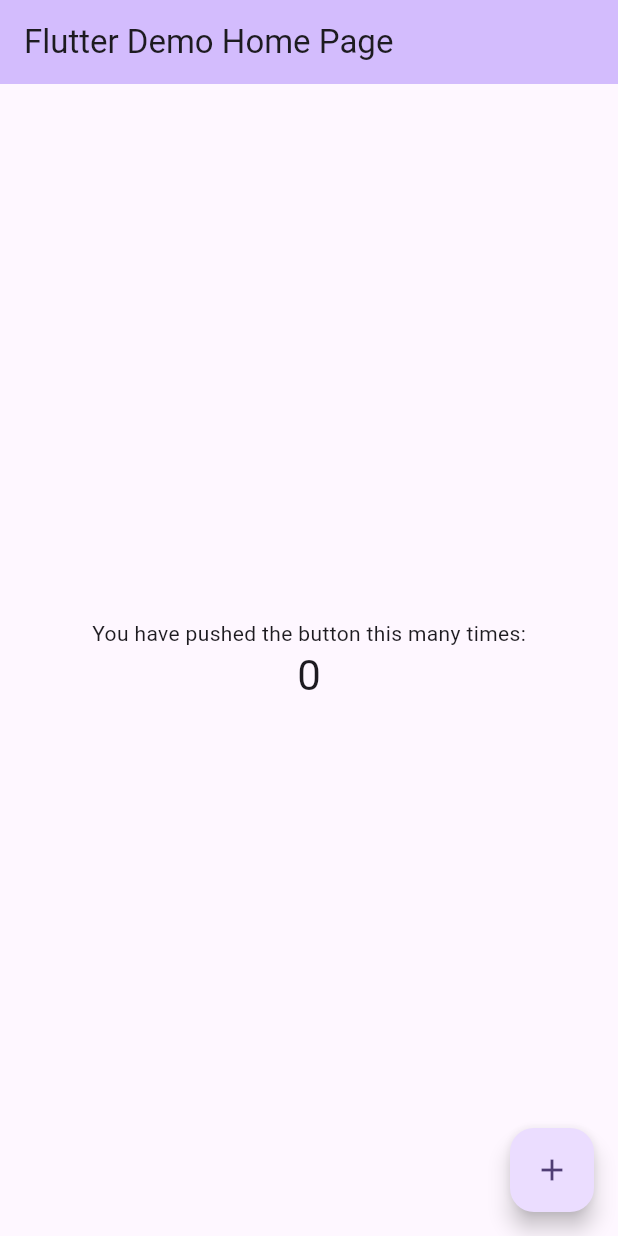
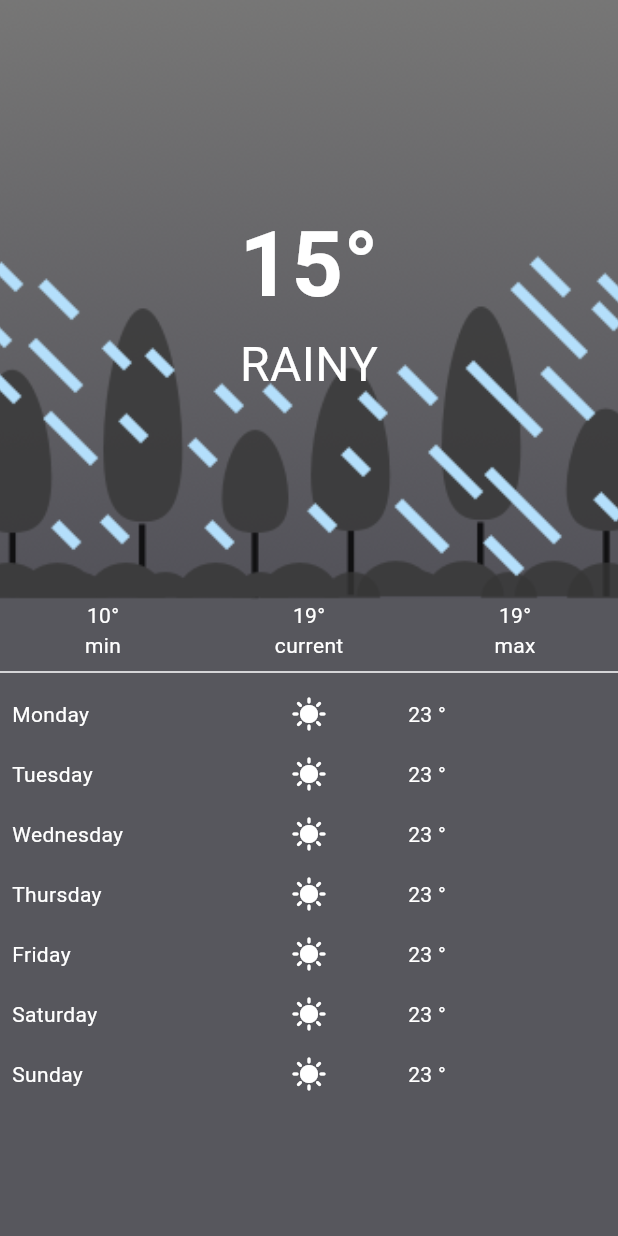
Before and after one commit to KendiJ/weather-app, a Flutter app: the screen it shows after launch, on a phone screen of 412 x 824 dp. Run offline on Flutter 3.47's test engine with Material 2 defaults, Android fonts, the phone set to English and light mode, and no system bars; our stand-ins replace location.

Commit message:
View sckeloton

```diff
--- a/lib/main.dart
+++ b/lib/main.dart
@@ -1,4 +1,5 @@
 import 'package:flutter/material.dart';
+import 'package:weather_app/presentation/views/rainy.dart';
 
 void main() {
   runApp(const MyApp());
@@ -16,86 +17,7 @@ class MyApp extends StatelessWidget {
         colorScheme: ColorScheme.fromSeed(seedColor: Colors.deepPurple),
         useMaterial3: true,
       ),
-      home: const MyHomePage(title: 'Flutter Demo Home Page'),
+      home: const RainyView(),
     );
   }
 }
-
-class MyHomePage extends StatefulWidget {
-  const MyHomePage({super.key, required this.title});
-
-  final String title;
-
-  @override
-  State<MyHomePage> createState() => _MyHomePageState();
-}
-
-class _MyHomePageState extends State<MyHomePage> {
-  int _counter = 0;
-
-  void _incrementCounter() {
-    setState(() {
-      // This call to setState tells the Flutter framework that something has
-      // changed in this State, which causes it to rerun the build method below
-      // so that the display can reflect the updated values. If we changed
-      // _counter without calling setState(), then the build method would not be
-      // called again, and so nothing would appear to happen.
-      _counter++;
-    });
-  }
-
-  @override
-  Widget build(BuildContext context) {
-    // This method is rerun every time setState is called, for instance as done
-    // by the _incrementCounter method above.
-    //
-    // The Flutter framework has been optimized to make rerunning build methods
-    // fast, so that you can just rebuild anything that needs updating rather
-    // than having to individually change instances of widgets.
-    return Scaffold(
-      appBar: AppBar(
-        // TRY THIS: Try changing the color here to a specific color (to
-        // Colors.amber, perhaps?) and trigger a hot reload to see the AppBar
-        // change color while the other colors stay the same.
-        backgroundColor: Theme.of(context).colorScheme.inversePrimary,
-        // Here we take the value from the MyHomePage object that was created by
-        // the App.build method, and use it to set our appbar title.
-        title: Text(widget.title),
-      ),
-      body: Center(
-        // Center is a layout widget. It takes a single child and positions it
-        // in the middle of the parent.
-        child: Column(
-          // Column is also a layout widget. It takes a list of children and
-          // arranges them vertically. By default, it sizes itself to fit its
-          // children horizontally, and tries to be as tall as its parent.
-          //
-          // Column has various properties to control how it sizes itself and
-          // how it positions its children. Here we use mainAxisAlignment to
-          // center the children vertically; the main axis here is the vertical
-          // axis because Columns are vertical (the cross axis would be
-          // horizontal).
-          //
-          // TRY THIS: Invoke "debug painting" (choose the "Toggle Debug Paint"
-          // action in the IDE, or press "p" in the console), to see the
-          // wireframe for each widget.
-          mainAxisAlignment: MainAxisAlignment.center,
-          children: <Widget>[
-            const Text(
-              'You have pushed the button this many times:',
-            ),
-            Text(
-              '$_counter',
-              style: Theme.of(context).textTheme.headlineMedium,
-            ),
-          ],
-        ),
-      ),
-      floatingActionButton: FloatingActionButton(
-        onPressed: _incrementCounter,
-        tooltip: 'Increment',
-        child: const Icon(Icons.add),
-      ), // This trailing comma makes auto-formatting nicer for build methods.
-    );
-  }
-}
--- /dev/null
+++ b/lib/presentation/views/rainy.dart
@@ -0,0 +1,165 @@
+import 'package:flutter/material.dart';
+import 'package:weather_app/presentation/widgets/consts/theme.dart';
+
+class RainyView extends StatefulWidget {
+  const RainyView({super.key});
+
+  @override
+  State<StatefulWidget> createState() => _RainyView();
+}
+
+class _RainyView extends State<RainyView> {
+  @override
+  Widget build(BuildContext context) {
+    return const Scaffold(
+      backgroundColor: AppThemes.rainy,
+      body: Column(
+        children: [ImageWidget(), Expanded(child: DaysWeatherView())],
+      ),
+    );
+  }
+}
+
+class ImageWidget extends StatelessWidget {
+  const ImageWidget({super.key});
+
+  @override
+  Widget build(BuildContext context) {
+    return Container(
+      height: 400,
+      width: MediaQuery.of(context).size.width,
+      decoration: const BoxDecoration(
+        image: DecorationImage(
+            image: AssetImage('assets/images/forest_rainy.png'),
+            fit: BoxFit.fitHeight),
+      ),
+      child: const Column(
+        mainAxisSize: MainAxisSize.min,
+        mainAxisAlignment: MainAxisAlignment.center,
+        crossAxisAlignment: CrossAxisAlignment.center,
+        children: [
+          Text(
+            '15°',
+            style: TextStyle(
+                fontSize: 60, fontWeight: FontWeight.bold, color: Colors.white),
+          ),
+          Text(
+            'RAINY',
+            style: TextStyle(
+                fontSize: 32,
+                fontWeight: FontWeight.normal,
+                color: Colors.white),
+          ),
+        ],
+      ),
+    );
+  }
+}
+
+class DaysWeatherView extends StatelessWidget {
+  const DaysWeatherView({super.key});
+
+  @override
+  Widget build(BuildContext context) {
+    return Column(
+      children: [
+        // title
+        const Row(
+          children: [
+            // min
+            Expanded(
+                child: Column(
+              mainAxisSize: MainAxisSize.min,
+              children: [
+                Text(
+                  "10°",
+                  style: TextStyle(color: Colors.white),
+                ),
+                Text(
+                  "min",
+                  style: TextStyle(color: Colors.white),
+                ),
+              ],
+            )),
+            //curent
+            Expanded(
+                child: Column(
+              mainAxisSize: MainAxisSize.min,
+              children: [
+                Text(
+                  "19°",
+                  style: TextStyle(color: Colors.white),
+                ),
+                Text(
+                  "current",
+                  style: TextStyle(color: Colors.white),
+                ),
+              ],
+            )),
+            // max
+            Expanded(
+                child: Column(
+              mainAxisSize: MainAxisSize.min,
+              children: [
+                Text(
+                  "19°",
+                  style: TextStyle(color: Colors.white),
+                ),
+                Text(
+                  "max",
+                  style: TextStyle(color: Colors.white),
+                ),
+              ],
+            ))
+          ],
+        ),
+        const Divider(color: Colors.white),
+        ...<DayWeather>[
+          DayWeather(day: "Monday", temperature: 23),
+          DayWeather(day: "Tuesday", temperature: 23),
+          DayWeather(day: "Wednesday", temperature: 23),
+          DayWeather(day: "Thursday", temperature: 23),
+          DayWeather(day: "Friday", temperature: 23),
+          DayWeather(day: "Saturday", temperature: 23),
+          DayWeather(day: "Sunday", temperature: 23),
+        ]
+            .map((e) => Padding(
+                  padding: const EdgeInsets.all(8.0),
+                  child:
+                  Row(
+                    mainAxisAlignment: MainAxisAlignment.spaceBetween,
+                    children: [
+                      Expanded(
+                          child: Text(
+                        e.day,
+                        style: const TextStyle(color: Colors.white),
+                      )),
+                      const Expanded(
+                        child: Icon(
+                          Icons.sunny,
+                          color: Colors.white,
+                        ),
+                      ),
+                      Expanded(
+                          child: Text(
+                        "${e.temperature} °",
+                        style: const TextStyle(color: Colors.white),
+                      )),
+                    ],
+                  ),
+                ))
+            .toList()
+      ],
+    );
+  }
+}
+
+class DayWeather {
+  final String day;
+  final num temperature;
+
+  DayWeather({
+    required this.day,
+    required this.temperature,
+  });
+}
--- /dev/null
+++ b/lib/presentation/widgets/consts/theme.dart
@@ -0,0 +1,7 @@
+import 'package:flutter/material.dart';
+
+class AppThemes {
+  static const sunny = Color(0xFF47AB2F);
+  static const rainy = Color(0xFF57575D);
+  static const cloudy = Color(0xFF54717A);
+}
--- /dev/null
+++ b/lib/services/weather_service.dart
@@ -0,0 +1,8 @@
+import 'package:location/location.dart';
+
+class WeatherService {
+  static Future<dynamic> getWeather() async {
+    final String key = '';
+    LocationData location = await Location().getLocation();
+  }
+}
```
Also changed, not shown: pubspec.yaml (+5 -36 lines), assets/images/forest_cloudy.png (added), assets/images/forest_rainy.png (added), assets/images/forest_sunny.png (added), assets/images/sea_cloudy.png (added), assets/images/sea_rainy.png (added), assets/images/sea_sunnypng.png (added), pubspec.lock, 8 other files.
